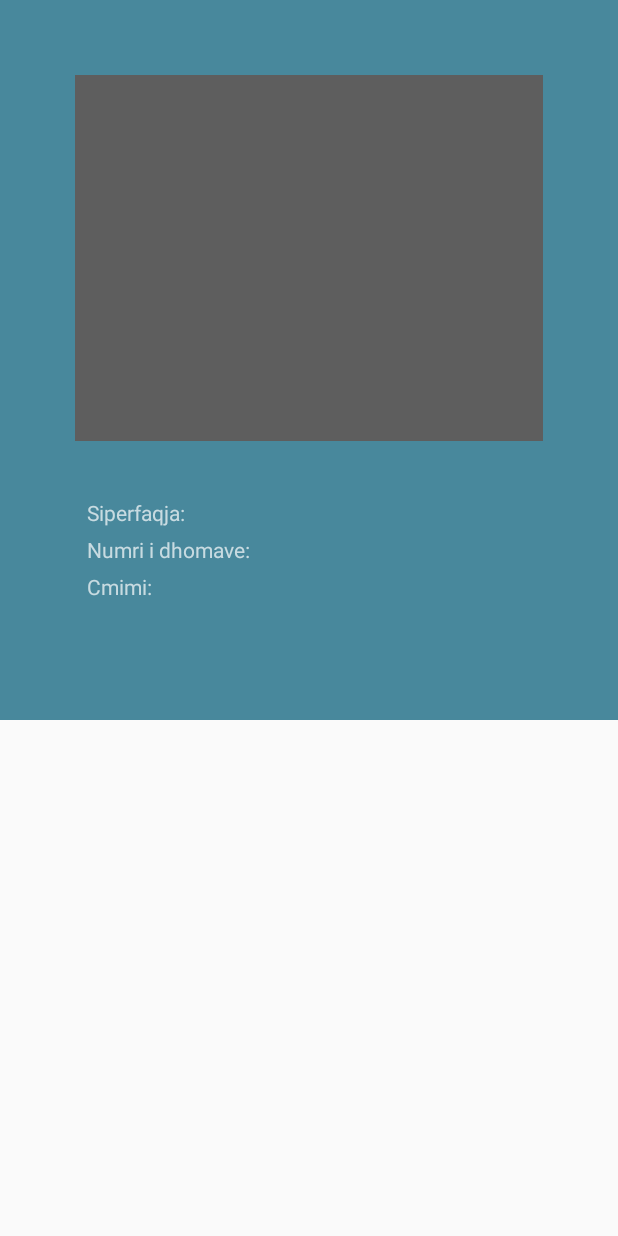
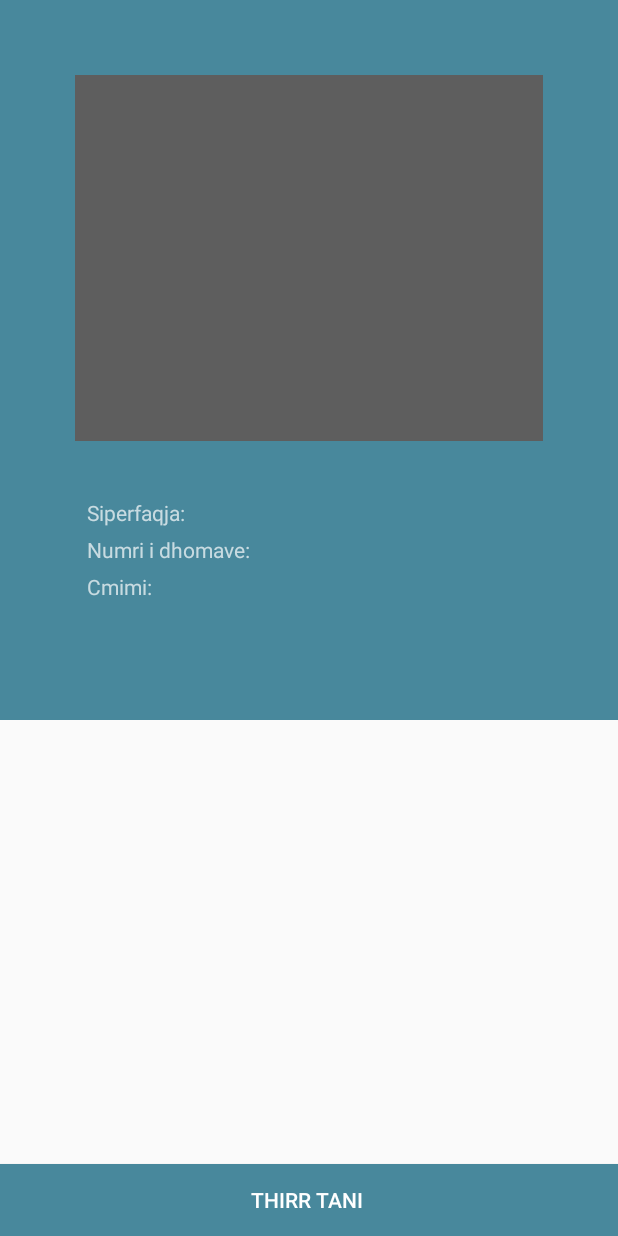
Before and after one commit to FluturaHaxhaj/MerrMeQera, an Android app: the BanesaActivity screen opened directly, with no data from a screen before it, on a phone screen of 412 x 824 dp. Run offline under Robolectric (Android 15) with nearby library versions, the phone set to English and light mode, and no system bars; pictures from the network do not load; Roboto replaces fonts that are not available here; 8 statements that could not run were skipped.

```diff
--- a/app/src/main/AndroidManifest.xml
+++ b/app/src/main/AndroidManifest.xml
@@ -7,6 +7,7 @@
     <uses-permission android:name="android.permission.ACCESS_FINE_LOCATION" />
     <uses-permission android:name="android.permission.WRITE_EXTERNAL_STORAGE" />
     <uses-permission android:name="android.permission.READ_EXTERNAL_STORAGE" />
+    <uses-permission android:name="android.permission.CALL_PHONE"/>
 
     <application
         android:allowBackup="true"
--- a/app/src/main/java/com/fiek/ppmapp/Lista/BanesaActivity.java
+++ b/app/src/main/java/com/fiek/ppmapp/Lista/BanesaActivity.java
@@ -6,8 +6,12 @@ import com.bumptech.glide.Glide;
 import com.bumptech.glide.request.RequestOptions;
 import com.google.android.material.appbar.CollapsingToolbarLayout;
 
+import android.content.Intent;
+import android.net.Uri;
 import android.os.Bundle;
+import android.view.View;
 import android.view.WindowManager;
+import android.widget.Button;
 import android.widget.ImageView;
 import android.widget.TextView;
 import com.fiek.ppmapp.R;
@@ -26,6 +30,7 @@ public class BanesaActivity extends AppCompatActivity {
         String cmimi = getIntent().getExtras().getString("b_cmimi");
         String siperfaqja = getIntent().getExtras().getString("b_siperfaqja");
         String dhoma = getIntent().getExtras().getString("b_dhoma");
+        String tel = getIntent().getExtras().getString("b_tel");
         String image_url = getIntent().getExtras().getString("b_img");
 
         CollapsingToolbarLayout collapsingToolbarLayout = findViewById(R.id.collapsingtoolbar_id);
@@ -37,16 +42,26 @@ public class BanesaActivity extends AppCompatActivity {
         TextView tv_dhoma = findViewById(R.id.b_dhoma);
         TextView tv_siperfaqja = findViewById(R.id.b_siperfaqja);
         ImageView img = findViewById(R.id.b_thumbnail);
+        Button telBtn = findViewById(R.id.tel_btn);
+
 
         tv_banesa.setText(banesa);
         tv_siperfaqja.setText(siperfaqja);
         tv_dhoma.setText(dhoma);
         tv_cmimi.setText(cmimi);
         tv_pershkrimi.setText(pershkrimi);
-
+//        String btnText = (String) telBtn.getText();
+//        telBtn.setText(btnText+tel);
         collapsingToolbarLayout.setTitle(banesa);
 
-
+        telBtn.setOnClickListener(new View.OnClickListener() {
+            @Override
+            public void onClick(View v) {
+                Intent callIntent = new Intent(Intent.ACTION_CALL);
+                callIntent.setData(Uri.parse(tel));
+                startActivity(callIntent);
+            }
+        });
         RequestOptions requestOptions = new RequestOptions().centerCrop().placeholder(R.drawable.loading_shape).error(R.drawable.loading_shape);
 
         Glide.with(this).load(image_url).apply(requestOptions).into(img);
--- a/app/src/main/res/layout/activity_banesa.xml
+++ b/app/src/main/res/layout/activity_banesa.xml
@@ -1,11 +1,14 @@
 <?xml version="1.0" encoding="utf-8"?>
-<androidx.coordinatorlayout.widget.CoordinatorLayout xmlns:android="http://schemas.android.com/apk/res/android"
+<RelativeLayout xmlns:android="http://schemas.android.com/apk/res/android"
     xmlns:app="http://schemas.android.com/apk/res-auto"
     xmlns:tools="http://schemas.android.com/tools"
     android:layout_width="match_parent"
     android:layout_height="match_parent"
     tools:context=".Lista.BanesaActivity">
 
+    <androidx.coordinatorlayout.widget.CoordinatorLayout
+        android:layout_width="match_parent"
+        android:layout_height="match_parent">
     <com.google.android.material.appbar.AppBarLayout
         android:id="@+id/appbarlayout_id"
         android:layout_width="match_parent"
@@ -127,10 +130,7 @@
                             android:textSize="15sp" />
 
                     </RelativeLayout>
-
-
                 </LinearLayout>
-
 
             </RelativeLayout>
 
@@ -157,5 +157,14 @@
 
     </androidx.core.widget.NestedScrollView>
 
+    </androidx.coordinatorlayout.widget.CoordinatorLayout>
 
-</androidx.coordinatorlayout.widget.CoordinatorLayout>
+    <Button
+        android:id="@+id/tel_btn"
+        android:layout_width="match_parent"
+        android:layout_height="wrap_content"
+        android:background="@color/backgroundfragment"
+        android:textColor="@color/cardview_light_background"
+        android:text="Thirr tani "
+        android:layout_alignParentBottom="true"/>
+</RelativeLayout>
```
Also changed, not shown: app/src/main/java/com/fiek/ppmapp/Lista/Banesa.java (+8 -0 lines), app/src/main/java/com/fiek/ppmapp/Lista/FragmentBanesa.java (+7 -6 lines), app/src/main/res/layout/activity_lista.xml (+0 -10 lines).
